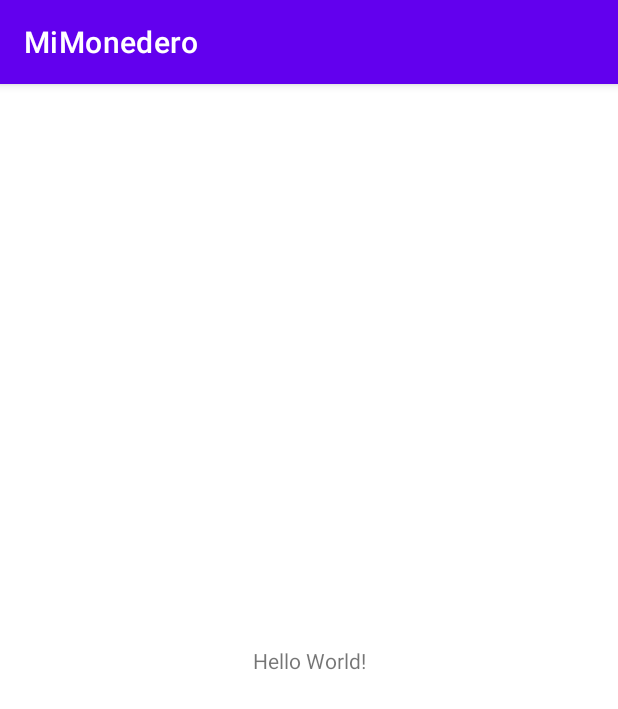
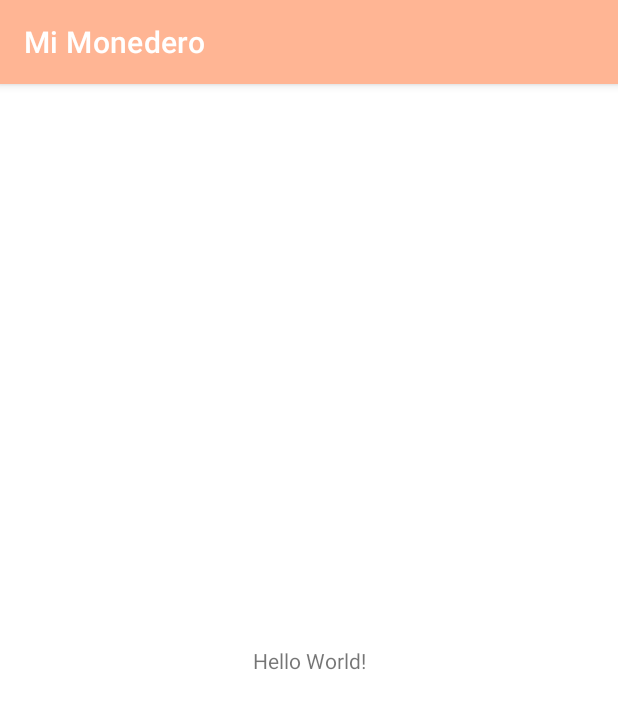
Before and after one commit to davito19/MiMonedero, an Android app: the screen it shows after launch (MainActivity), on a phone screen of 412 x 824 dp. Shown: the top 709 px of the screen. Run offline under Robolectric (Android 15) with nearby library versions, the light colour scheme and no system bars.

Commit message:
Splash finalizado

```diff
--- a/app/build.gradle
+++ b/app/build.gradle
@@ -30,14 +30,18 @@ android {
     kotlinOptions {
         jvmTarget = '1.8'
     }
+    buildFeatures {
+        viewBinding true
+    }
 }
 
 dependencies {
 
-    implementation 'androidx.core:core-ktx:1.7.0'
+    implementation 'androidx.core:core-ktx:1.10.1'
     implementation 'androidx.appcompat:appcompat:1.6.1'
-    implementation 'com.google.android.material:material:1.8.0'
+    implementation 'com.google.android.material:material:1.9.0'
     implementation 'androidx.constraintlayout:constraintlayout:2.1.4'
+
     testImplementation 'junit:junit:4.13.2'
     androidTestImplementation 'androidx.test.ext:junit:1.1.5'
     androidTestImplementation 'androidx.test.espresso:espresso-core:3.5.1'
--- a/app/src/main/AndroidManifest.xml
+++ b/app/src/main/AndroidManifest.xml
@@ -13,7 +13,8 @@
         tools:targetApi="31">
         <activity
             android:name=".MainActivity"
-            android:exported="true">
+            android:exported="true"
+            android:theme="@style/Theme.MiMonedero.Splash">
             <intent-filter>
                 <action android:name="android.intent.action.MAIN" />
 
--- a/app/src/main/java/com/davito/mimonerdero/MainActivity.kt
+++ b/app/src/main/java/com/davito/mimonerdero/MainActivity.kt
@@ -5,6 +5,10 @@ import android.os.Bundle
 
 class MainActivity : AppCompatActivity() {
     override fun onCreate(savedInstanceState: Bundle?) {
+
+        Thread.sleep(2000)
+        setTheme(R.style.Theme_MiMonedero)
+
         super.onCreate(savedInstanceState)
         setContentView(R.layout.activity_main)
     }
--- /dev/null
+++ b/app/src/main/res/drawable/splash.xml
@@ -0,0 +1,8 @@
+<?xml version="1.0" encoding="utf-8"?>
+<layer-list xmlns:android="http://schemas.android.com/apk/res/android">
+    <item android:drawable="@color/third"/>
+        <item>
+            <bitmap android:src="@drawable/monedero_image_splash"
+                android:gravity="center"/>
+        </item>
+</layer-list>
--- a/app/src/main/res/values-night/themes.xml
+++ /dev/null
@@ -1,16 +0,0 @@
-<resources xmlns:tools="http://schemas.android.com/tools">
-    <!-- Base application theme. -->
-    <style name="Theme.MiMonedero" parent="Theme.MaterialComponents.DayNight.DarkActionBar">
-        <!-- Primary brand color. -->
-        <item name="colorPrimary">@color/purple_200</item>
-        <item name="colorPrimaryVariant">@color/purple_700</item>
-        <item name="colorOnPrimary">@color/black</item>
-        <!-- Secondary brand color. -->
-        <item name="colorSecondary">@color/teal_200</item>
-        <item name="colorSecondaryVariant">@color/teal_200</item>
-        <item name="colorOnSecondary">@color/black</item>
-        <!-- Status bar color. -->
-        <item name="android:statusBarColor">?attr/colorPrimaryVariant</item>
-        <!-- Customize your theme here. -->
-    </style>
-</resources>
--- a/app/src/main/res/values/colors.xml
+++ b/app/src/main/res/values/colors.xml
@@ -7,4 +7,9 @@
     <color name="teal_700">#FF018786</color>
     <color name="black">#FF000000</color>
     <color name="white">#FFFFFFFF</color>
+    <color name="primary">#FFB594</color>
+    <color name="secundary">#99461D</color>
+    <color name="third">#DFD5EC</color>
+    <color name="forth">#FFDBCB</color>
+
 </resources>
--- a/app/src/main/res/values/strings.xml
+++ b/app/src/main/res/values/strings.xml
@@ -1,3 +1,3 @@
 <resources>
-    <string name="app_name">MiMonedero</string>
+    <string name="app_name">Mi Monedero</string>
 </resources>
--- a/app/src/main/res/values/themes.xml
+++ b/app/src/main/res/values/themes.xml
@@ -1,16 +1,19 @@
-<resources xmlns:tools="http://schemas.android.com/tools">
-    <!-- Base application theme. -->
+<resources>
     <style name="Theme.MiMonedero" parent="Theme.MaterialComponents.DayNight.DarkActionBar">
         <!-- Primary brand color. -->
-        <item name="colorPrimary">@color/purple_500</item>
-        <item name="colorPrimaryVariant">@color/purple_700</item>
-        <item name="colorOnPrimary">@color/white</item>
+        <item name="colorPrimary">@color/primary</item>
+        <item name="colorPrimaryVariant">@color/primary</item>
+        <item name="colorOnPrimary">@color/third</item>
         <!-- Secondary brand color. -->
-        <item name="colorSecondary">@color/teal_200</item>
-        <item name="colorSecondaryVariant">@color/teal_700</item>
-        <item name="colorOnSecondary">@color/black</item>
+        <item name="colorSecondary">@color/secundary</item>
+        <item name="colorSecondaryVariant">@color/secundary</item>
+        <item name="colorOnSecondary">@color/forth</item>
         <!-- Status bar color. -->
         <item name="android:statusBarColor">?attr/colorPrimaryVariant</item>
         <!-- Customize your theme here. -->
     </style>
+
+    <style name="Theme.MiMonedero.Splash" parent="Theme.MiMonedero">
+        <item name="android:windowBackground">@drawable/splash</item>
+    </style>
 </resources>
```
